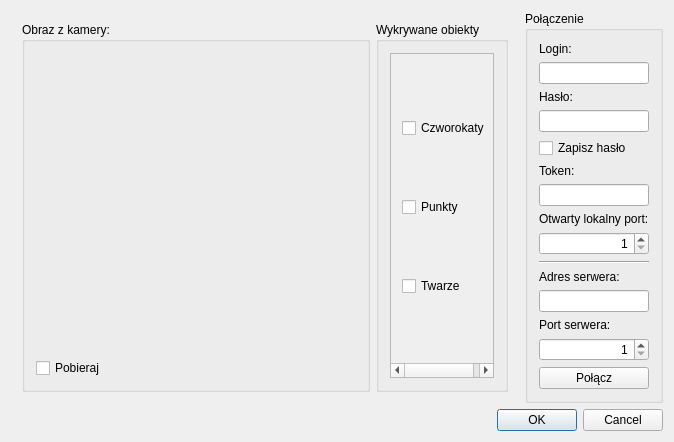
Old version of the form app/CamDriver/configdialog.ui in the repository mcharmas/Bazinga.
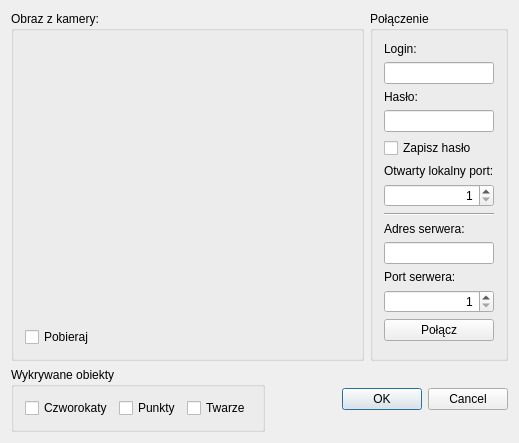
New version of the form. Icons and pictures are not drawn. Custom widgets are drawn as their Qt base class.

Commit message: Zmiany w gui drivera, tluczemy dalej obsluge sieci

```diff
--- a/app/CamDriver/configdialog.ui
+++ b/app/CamDriver/configdialog.ui
@@ -6,96 +6,41 @@
    <rect>
     <x>0</x>
     <y>0</y>
-    <width>663</width>
-    <height>417</height>
+    <width>519</width>
+    <height>397</height>
    </rect>
   </property>
   <property name="windowTitle">
    <string>Konfiguracja Sterownika</string>
   </property>
   <property name="windowIcon">
-   <iconset>
+   <iconset resource="icons.qrc">
     <normaloff>:/tray/icon.png</normaloff>:/tray/icon.png</iconset>
   </property>
-  <layout class="QVBoxLayout" name="verticalLayout">
+  <layout class="QVBoxLayout" name="verticalLayout" stretch="1,0">
    <item>
     <layout class="QHBoxLayout" name="horizontalLayout" stretch="1,0">
      <item>
-      <widget class="QWidget" name="widget" native="true">
-       <layout class="QHBoxLayout" name="horizontalLayout_3" stretch="1,0">
+      <widget class="QGroupBox" name="groupBox_4">
+       <property name="title">
+        <string>Obraz z kamery:</string>
+       </property>
+       <layout class="QVBoxLayout" name="verticalLayout_2">
         <item>
-         <widget class="QGroupBox" name="groupBox_4">
-          <property name="title">
-           <string>Obraz z kamery:</string>
+         <widget class="ImageDisplayer" name="cameraPreview" native="true">
+          <property name="minimumSize">
+           <size>
+            <width>320</width>
+            <height>240</height>
+           </size>
           </property>
-          <layout class="QVBoxLayout" name="verticalLayout_2">
-           <item>
-            <widget class="ImageDisplayer" name="cameraPreview" native="true">
-             <property name="minimumSize">
-              <size>
-               <width>320</width>
-               <height>240</height>
-              </size>
-             </property>
-            </widget>
-           </item>
-           <item>
-            <widget class="QCheckBox" name="checkBox">
-             <property name="text">
-              <string>Pobieraj</string>
-             </property>
-            </widget>
-           </item>
-          </layout>
          </widget>
         </item>
         <item>
-         <widget class="QGroupBox" name="groupBox_3">
-          <property name="title">
-           <string>Wykrywane obiekty</string>
+         <widget class="QCheckBox" name="checkBox">
+          <property name="text">
+           <string>Pobieraj</string>
           </property>
-          <layout class="QHBoxLayout" name="horizontalLayout_2">
-           <item>
-            <widget class="QScrollArea" name="scrollArea">
-             <property name="widgetResizable">
-              <bool>true</bool>
-             </property>
-             <widget class="QWidget" name="scrollAreaWidgetContents">
-              <property name="geometry">
-               <rect>
-                <x>0</x>
-                <y>0</y>
-                <width>98</width>
-                <height>315</height>
-               </rect>
-              </property>
-              <layout class="QVBoxLayout" name="verticalLayout_3">
-               <item>
-                <widget class="QCheckBox" name="quadrangleCheckBox">
-                 <property name="text">
-                  <string>Czworokaty</string>
-                 </property>
-                </widget>
-               </item>
-               <item>
-                <widget class="QCheckBox" name="pointsCheckBox">
-                 <property name="text">
-                  <string>Punkty</string>
-                 </property>
-                </widget>
-               </item>
-               <item>
-                <widget class="QCheckBox" name="facesCheckBox">
-                 <property name="text">
-                  <string>Twarze</string>
-                 </property>
-                </widget>
-               </item>
-              </layout>
-             </widget>
-            </widget>
-           </item>
-          </layout>
          </widget>
         </item>
        </layout>
@@ -103,10 +48,19 @@
      </item>
      <item>
       <widget class="QGroupBox" name="connectionGroupBox">
+       <property name="sizePolicy">
+        <sizepolicy hsizetype="Preferred" vsizetype="Preferred">
+         <horstretch>0</horstretch>
+         <verstretch>0</verstretch>
+        </sizepolicy>
+       </property>
        <property name="title">
         <string>Połączenie</string>
        </property>
-       <layout class="QVBoxLayout" name="verticalLayout_4">
+       <property name="alignment">
+        <set>Qt::AlignLeading|Qt::AlignLeft|Qt::AlignTop</set>
+       </property>
+       <layout class="QVBoxLayout" name="verticalLayout_4" stretch="0,0,0,0,0,0,0,0,0,0,0,0,0,1">
         <item>
          <widget class="QLabel" name="label">
           <property name="text">
@@ -144,19 +98,6 @@
           </property>
          </widget>
         </item>
-        <item>
-         <widget class="QLabel" name="label_5">
-          <property name="text">
-           <string>Token:</string>
-          </property>
-          <property name="alignment">
-           <set>Qt::AlignBottom|Qt::AlignLeading|Qt::AlignLeft</set>
-          </property>
-         </widget>
-        </item>
-        <item>
-         <widget class="QLineEdit" name="tokenEdit"/>
-        </item>
         <item>
          <widget class="QLabel" name="label_6">
           <property name="text">
@@ -236,17 +177,85 @@
           </property>
          </widget>
         </item>
+        <item>
+         <widget class="QWidget" name="widget_2" native="true">
+          <property name="sizePolicy">
+           <sizepolicy hsizetype="Preferred" vsizetype="Expanding">
+            <horstretch>0</horstretch>
+            <verstretch>0</verstretch>
+           </sizepolicy>
+          </property>
+         </widget>
+        </item>
        </layout>
       </widget>
      </item>
     </layout>
    </item>
    <item>
-    <widget class="QDialogButtonBox" name="buttonBox">
-     <property name="standardButtons">
-      <set>QDialogButtonBox::Cancel|QDialogButtonBox::Ok</set>
-     </property>
-    </widget>
+    <layout class="QHBoxLayout" name="horizontalLayout_4" stretch="0,1">
+     <item>
+      <widget class="QGroupBox" name="groupBox_3">
+       <property name="title">
+        <string>Wykrywane obiekty</string>
+       </property>
+       <layout class="QHBoxLayout" name="horizontalLayout_2">
+        <item>
+         <widget class="QCheckBox" name="quadrangleCheckBox">
+          <property name="sizePolicy">
+           <sizepolicy hsizetype="Fixed" vsizetype="Fixed">
+            <horstretch>0</horstretch>
+            <verstretch>0</verstretch>
+           </sizepolicy>
+          </property>
+          <property name="text">
+           <string>Czworokaty</string>
+          </property>
+         </widget>
+        </item>
+        <item>
+         <widget class="QCheckBox" name="pointsCheckBox">
+          <property name="sizePolicy">
+           <sizepolicy hsizetype="Fixed" vsizetype="Fixed">
+            <horstretch>0</horstretch>
+            <verstretch>0</verstretch>
+           </sizepolicy>
+          </property>
+          <property name="text">
+           <string>Punkty</string>
+          </property>
+         </widget>
+        </item>
+        <item>
+         <widget class="QCheckBox" name="facesCheckBox">
+          <property name="sizePolicy">
+           <sizepolicy hsizetype="Fixed" vsizetype="Fixed">
+            <horstretch>0</horstretch>
+            <verstretch>0</verstretch>
+           </sizepolicy>
+          </property>
+          <property name="text">
+           <string>Twarze</string>
+          </property>
+         </widget>
+        </item>
+       </layout>
+      </widget>
+     </item>
+     <item>
+      <widget class="QDialogButtonBox" name="buttonBox">
+       <property name="sizePolicy">
+        <sizepolicy hsizetype="Expanding" vsizetype="Preferred">
+         <horstretch>0</horstretch>
+         <verstretch>0</verstretch>
+        </sizepolicy>
+       </property>
+       <property name="standardButtons">
+        <set>QDialogButtonBox::Cancel|QDialogButtonBox::Ok</set>
+       </property>
+      </widget>
+     </item>
+    </layout>
    </item>
   </layout>
  </widget>
```
Left out of the diff: 36 changed lines with no effect on the pictures. The commit also changes 3 other files.
